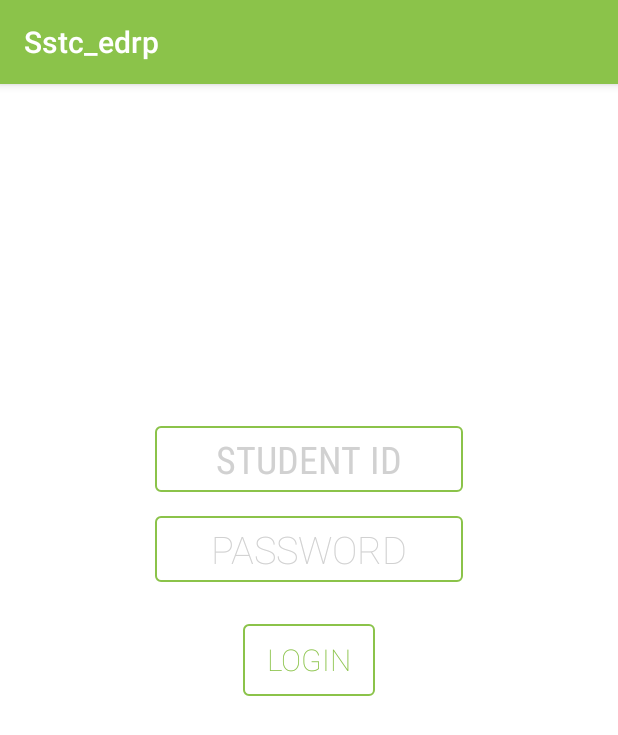
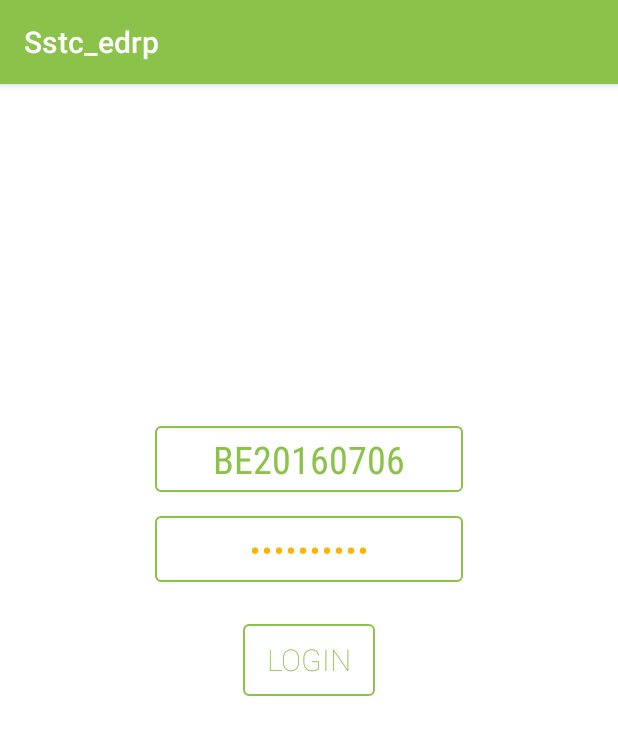
Before and after one commit to kamleshsahu/SSGI_EDRP, an Android app: the screen it shows after launch (MainActivity), on a phone screen of 412 x 824 dp. Shown: the top 735 px of the screen. Run offline under Robolectric (Android 15) with nearby library versions, the phone set to English and light mode, and no system bars.

```diff
--- a/app/src/main/res/layout/activity_main.xml
+++ b/app/src/main/res/layout/activity_main.xml
@@ -7,6 +7,7 @@
     android:background="@drawable/grad1">
 
     <EditText
+        android:text="BE20160706"
         android:fontFamily="sans-serif-condensed"
         android:textColorHint="#d1d1d1"
         android:textColor="@color/colorPrimary"
@@ -26,6 +27,7 @@
         android:layout_centerHorizontal="true" />
 
     <EditText
+        android:text="8120822235"
         android:fontFamily="sans-serif-thin"
         android:textColorHint="#d1d1d1"
         android:textColor="@color/colorAccent"
--- a/app/src/main/res/layout/attend_shower.xml
+++ b/app/src/main/res/layout/attend_shower.xml
@@ -34,7 +34,6 @@
                 android:layout_height="wrap_content"
                 android:layout_marginLeft="20sp"
                 android:layout_toRightOf="@id/name"
-
                 android:text="branch"
                 android:textSize="20sp" />
 
@@ -61,7 +60,6 @@
                 android:layout_width="wrap_content"
                 android:layout_height="wrap_content"
                 android:layout_below="@id/sem"
-
                 android:text="sec"
                 android:textSize="20sp" />
 
```
Also changed, not shown: app/src/main/res/mipmap-hdpi/ic_launcher.png (deleted), app/src/main/res/mipmap-hdpi/ic_launcher_round.png (deleted), app/src/main/res/mipmap-mdpi/ic_launcher.png (deleted), app/src/main/res/mipmap-mdpi/ic_launcher_round.png (deleted), app/src/main/res/mipmap-xhdpi/ic_launcher.png (deleted), app/src/main/res/mipmap-xhdpi/ic_launcher_round.png (deleted), app/src/main/res/mipmap-xxhdpi/ic_launcher.png (deleted), app/src/main/res/mipmap-xxhdpi/ic_launcher_round.png (deleted), app/src/main/res/mipmap-xxxhdpi/ic_launcher.png, app/src/main/res/mipmap-xxxhdpi/ic_launcher_round.png.
